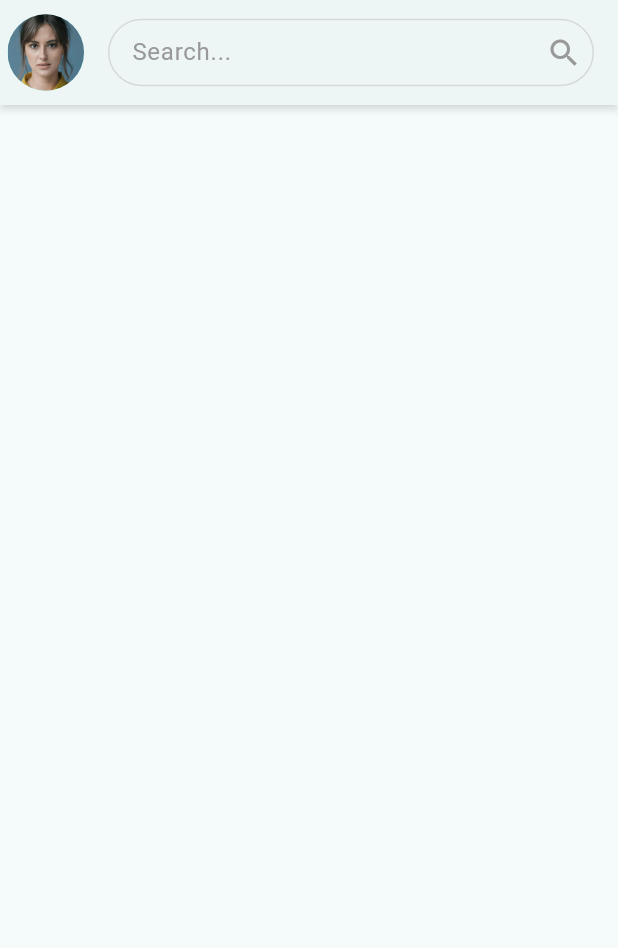
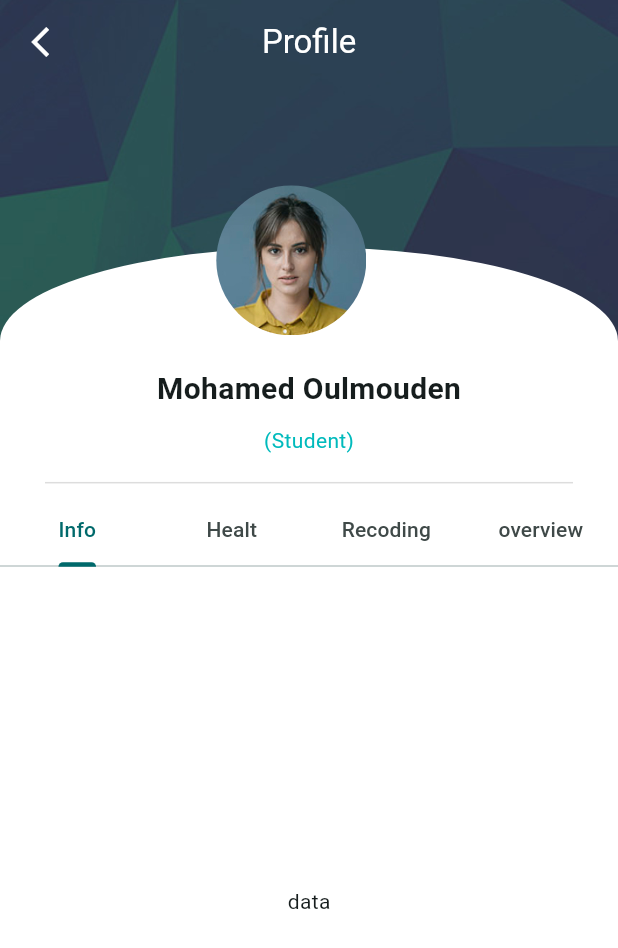
Before and after one commit to oussamakrich/42Recoding, a Flutter app: the screen it shows after launch, on a phone screen of 412 x 824 dp. Shown: the top 948 px of the screen. Run offline on Flutter 3.47's test engine with Material 3 defaults, Android fonts, the phone set to English and light mode, and no system bars; our stand-ins replace flutter_svg.

Commit message:
add minor profile ...

```diff
--- /dev/null
+++ b/lib/Profile/PageView.dart
@@ -0,0 +1,30 @@
+import 'package:flutter/material.dart';
+
+class Pages extends StatelessWidget {
+  const Pages({super.key});
+
+  @override
+  Widget build(BuildContext context) {
+
+      return const Column(
+          children: [
+            TabBar(
+              tabs: [
+                Tab(text: 'overview'),
+                Tab(text: 'overview'),
+                Tab(text: 'overview'),
+                Tab(text: 'overview'),
+              ],
+              ),
+              TabBarView(
+                children: [
+                  Text('data'),
+                  Text('data'),
+                  Text('data'),
+                  Text('data'),
+                ]
+              ),
+          ]
+      );
+  }
+}
--- /dev/null
+++ b/lib/Profile/profile.dart
@@ -0,0 +1,98 @@
+import 'package:flutter/material.dart';
+import 'package:intrarecod/Profile/PageView.dart';
+
+class Profile extends StatelessWidget {
+  const Profile({super.key});
+
+  @override
+  Widget build(BuildContext context) {
+
+    Size size = MediaQuery.of(context).size;
+
+    return DefaultTabController(
+      length: 4,
+      child: Scaffold(
+        extendBodyBehindAppBar: true,
+        appBar: AppBar(
+          backgroundColor: Colors.transparent,
+          leading: IconButton(
+            padding: const EdgeInsets.only(left: 10),
+            onPressed: (){},
+            icon: const Icon(Icons.arrow_back_ios, color: Colors.white),
+          ),
+          centerTitle: true,
+          title: const Text('Profile', style: TextStyle(color: Colors.white)),
+        ),
+
+        body: Stack(
+          fit: StackFit.expand,
+          children: [
+            Image.asset('assets/Background.jpg', fit: BoxFit.cover,),
+            Align(
+              alignment: Alignment.bottomCenter,
+              child: Container(
+                height: size.height * 0.8,
+                width: size.width,
+                decoration: BoxDecoration(
+                  color: Colors.white,
+                  borderRadius: BorderRadius.only(topLeft: Radius.elliptical(size.height * 0.4, 100), topRight: Radius.elliptical(size.height * 0.4, 100)),
+                ),
+                child: const Padding(
+                  padding: EdgeInsets.only(top: 80),
+                  child: Column(
+                    children: [
+                      Text('Mohamed Oulmouden', style: TextStyle(fontWeight: FontWeight.bold, fontSize: 20)),
+                      SizedBox(height: 10),
+                      Text('(Student)', style: TextStyle(color: Color(0xFF00BABC))),
+                      SizedBox(height: 10),
+                      Divider(
+                        color: Color(0xFFDDDDDD),
+                        indent: 30,
+                        endIndent: 30,
+                      ),
+                      // Pages()
+                      TabBar(
+                        tabs: [
+                          Tab(text: 'Info'),
+                          Tab(text: 'Healt'),
+                          Tab(text: 'Recoding'),
+                          Tab(text: 'overview'),
+                        ],
+                      ),
+                      Expanded(
+                        child: TabBarView(
+                          children: [
+                            Center(child: Text('data')),
+                            Center(child: Text('data')),
+                            Center(child: Text('data')),
+                            Center(child: Text('data')),
+                          ]
+                        ),
+                      ),
+                      ],
+                    ),
+                ),
+            ),
+            ),
+
+          Positioned(
+            top: size.height * 0.15, // Adjust as needed
+            left: size.width * 0.35, // Adjust as needed
+            child: Container(
+              width:  100, // Adjust size as needed
+              height: 100, // Adjust size as needed
+              decoration: const BoxDecoration(
+                shape: BoxShape.circle,
+                image: DecorationImage(
+                  fit: BoxFit.cover,
+                  image: AssetImage('assets/profile.jpg'),
+                ),
+              ),
+            ),
+          ),
+         ],
+        ),
+      ),
+    );
+  }
+}
--- /dev/null
+++ b/lib/Ranking/list.dart
@@ -0,0 +1,12 @@
+import 'package:flutter/material.dart';
+
+class List extends StatelessWidget {
+  const List({super.key});
+
+  @override
+  Widget build(BuildContext context) {
+    return const ListTile(
+
+    );
+  }
+}
--- a/lib/StaffPages/Home.dart
+++ b/lib/StaffPages/Home.dart
@@ -32,6 +32,7 @@ class HomeStaff extends StatelessWidget {
             ],
           ),
         ),
+// ,
     );
   }
 }
--- a/lib/main.dart
+++ b/lib/main.dart
@@ -1,5 +1,6 @@
 import 'package:flutter/material.dart';
 import 'package:intrarecod/LoginPage/login.dart';
+import 'package:intrarecod/Profile/profile.dart';
 import 'package:intrarecod/StaffPages/Home.dart';
 
 void main() {
@@ -18,7 +19,7 @@ class MyApp extends StatelessWidget {
         colorScheme: ColorScheme.fromSeed(seedColor:const Color(0xFF00BABC)),
         useMaterial3: true,
       ),
-      home: const HomeStaff(),
+      home: const Profile(),
     );
   }
 }
```
Also changed, not shown: 11 other files.
